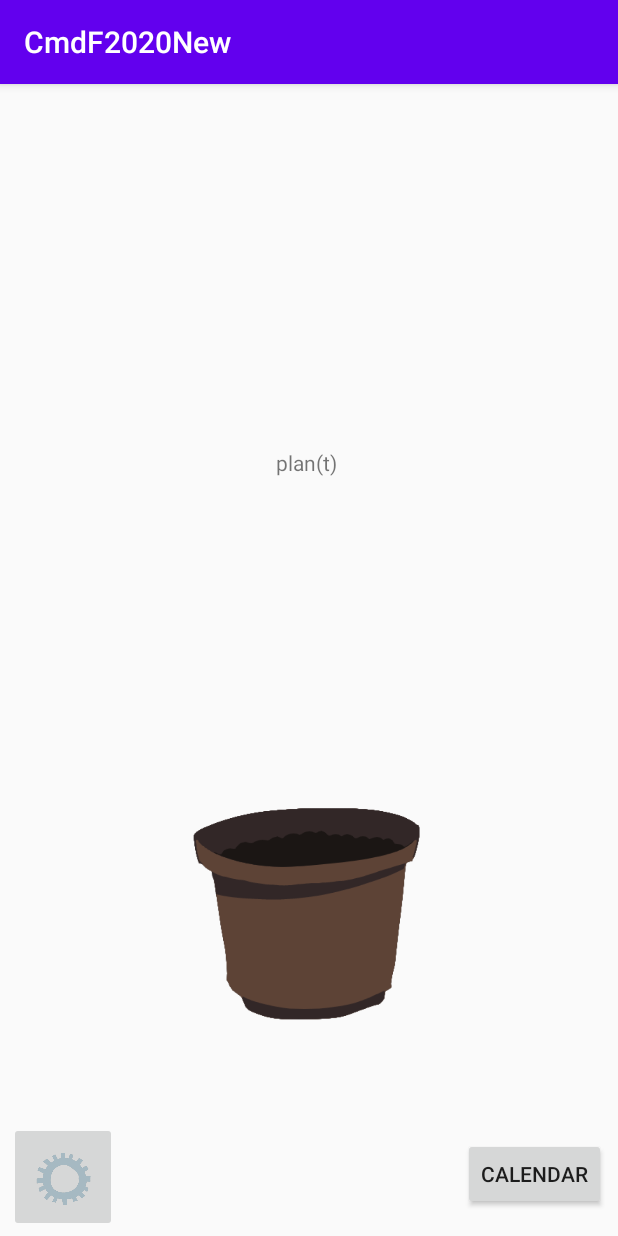
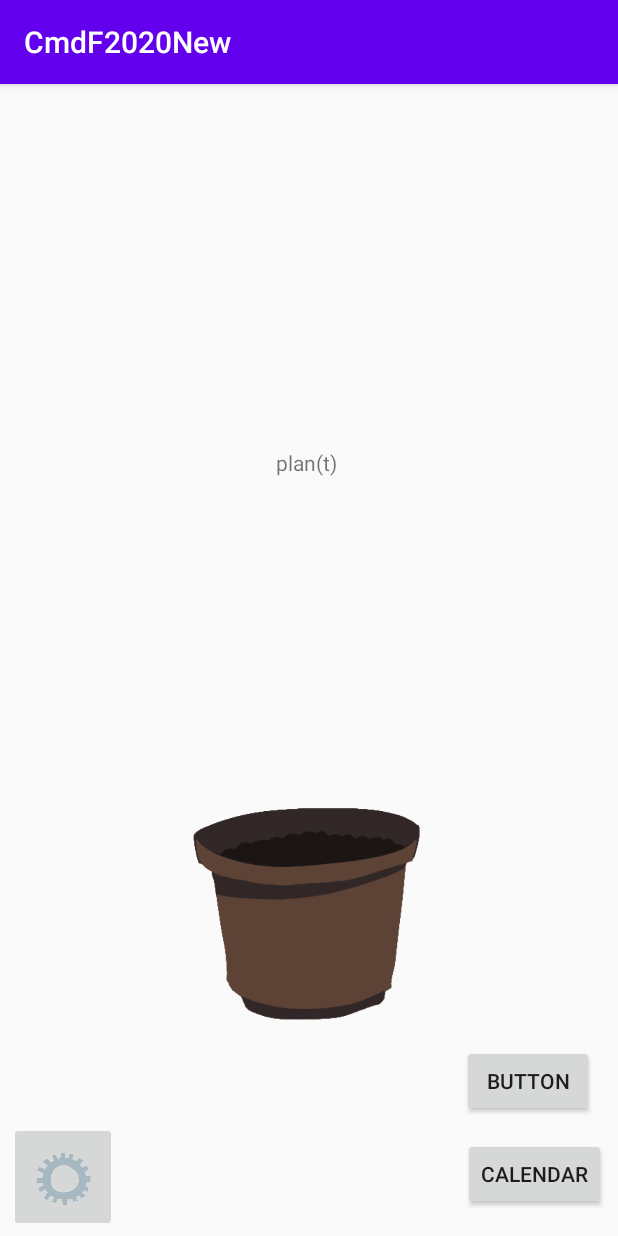
Before and after one commit to rainacao/cmd-f-2020new, an Android app: the screen it shows after launch (MainActivity), on a phone screen of 412 x 824 dp. Run offline under Robolectric (Android 15) with nearby library versions, the phone set to English and light mode, and no system bars.

```diff
--- a/app/src/main/java/database/TasksDatabase.java
+++ b/app/src/main/java/database/TasksDatabase.java
@@ -10,7 +10,7 @@ import android.database.sqlite.SQLiteOpenHelper;
 import com.example.cmdf2020new.MyApp;
 
 public class TasksDatabase extends SQLiteOpenHelper {
-   // public static TasksDatabase myDB  = new TasksDatabase(MyApp.getContext());
+    // public static TasksDatabase myDB  = new TasksDatabase(MyApp.getContext());
 
     //finalized, completed tasks
     public static final String DATABASE_NAME = "Tasks.db";
--- a/app/src/main/res/layout/activity_main.xml
+++ b/app/src/main/res/layout/activity_main.xml
@@ -67,4 +67,17 @@
         app:layout_constraintTop_toTopOf="parent"
         app:layout_constraintVertical_bias="0.976" />
 
+    <Button
+        android:id="@+id/button6"
+        android:layout_width="wrap_content"
+        android:layout_height="wrap_content"
+        android:onClick="onButtonClicked"
+        android:text="Button"
+        app:layout_constraintBottom_toBottomOf="parent"
+        app:layout_constraintEnd_toEndOf="parent"
+        app:layout_constraintHorizontal_bias="0.95"
+        app:layout_constraintStart_toStartOf="parent"
+        app:layout_constraintTop_toTopOf="parent"
+        app:layout_constraintVertical_bias="0.89" />
+
 </androidx.constraintlayout.widget.ConstraintLayout>
```
Also changed, not shown: app/src/main/java/com/example/cmdf2020new/AddEditTaskActivity.java (+0 -15 lines).
